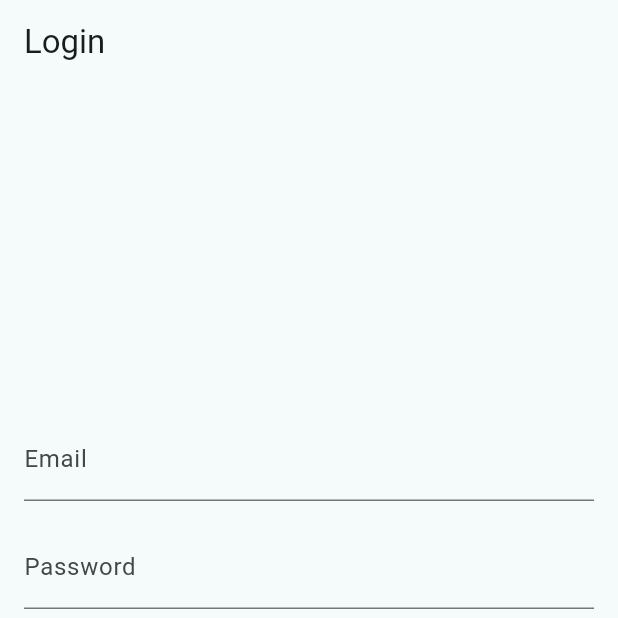
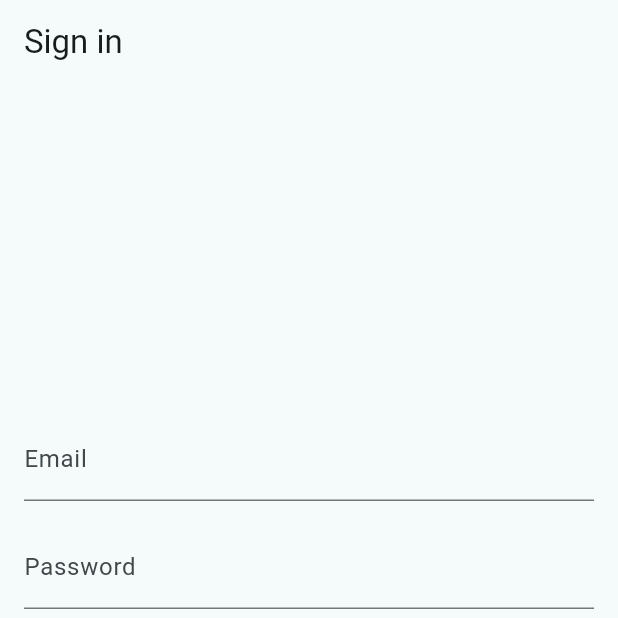
Before and after one commit to Umbrella-Hanseo-Jo/Personal-Page, a Flutter app: the screen it shows after launch, on a phone screen of 412 x 824 dp, the top half of it. Run offline on Flutter 3.47's test engine with Material 3 defaults, Android fonts, the light colour scheme and no system bars; our stand-ins replace audioplayers, firebase_auth, firebase_core; accounts and stored records are empty.

Commit message:
Change the title of the login page from 'Login' to 'Log in'

```diff
--- a/lib/login_screen.dart
+++ b/lib/login_screen.dart
@@ -80,7 +80,7 @@ class _LoginPageState extends State<LoginPage> {
   Widget build(BuildContext context) {
     return Scaffold(
       appBar: AppBar(
-        title: const Text('Login'),
+        title: const Text('Sign in'),
       ),
       body: Padding(
         padding: const EdgeInsets.all(16.0),
```
